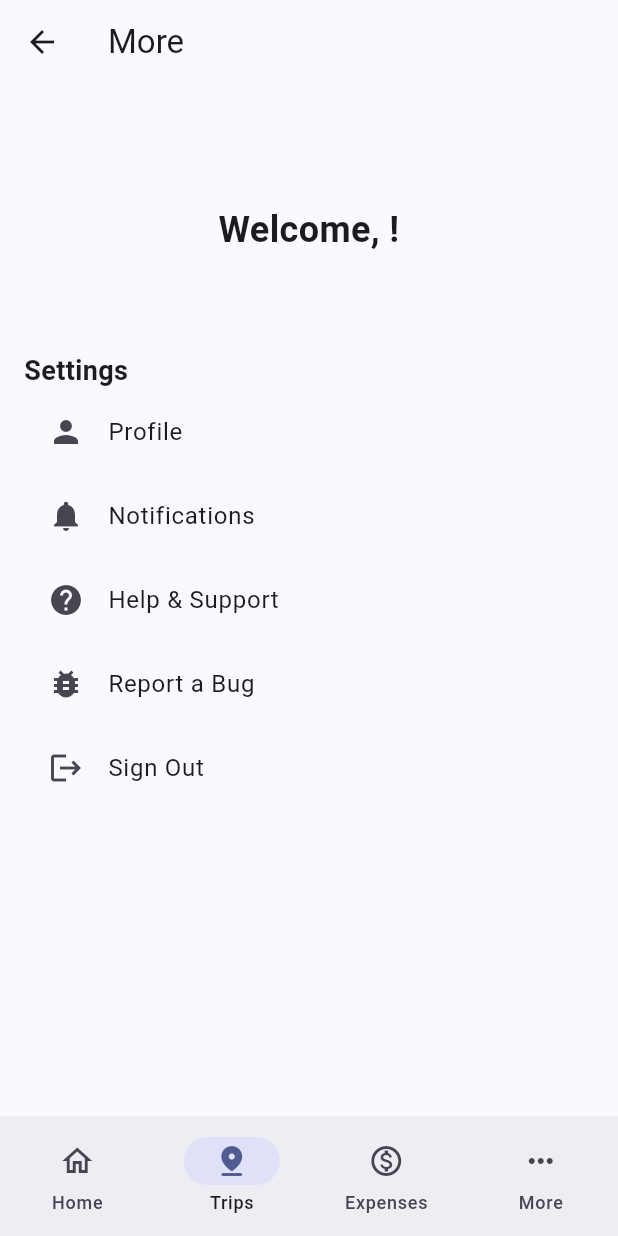
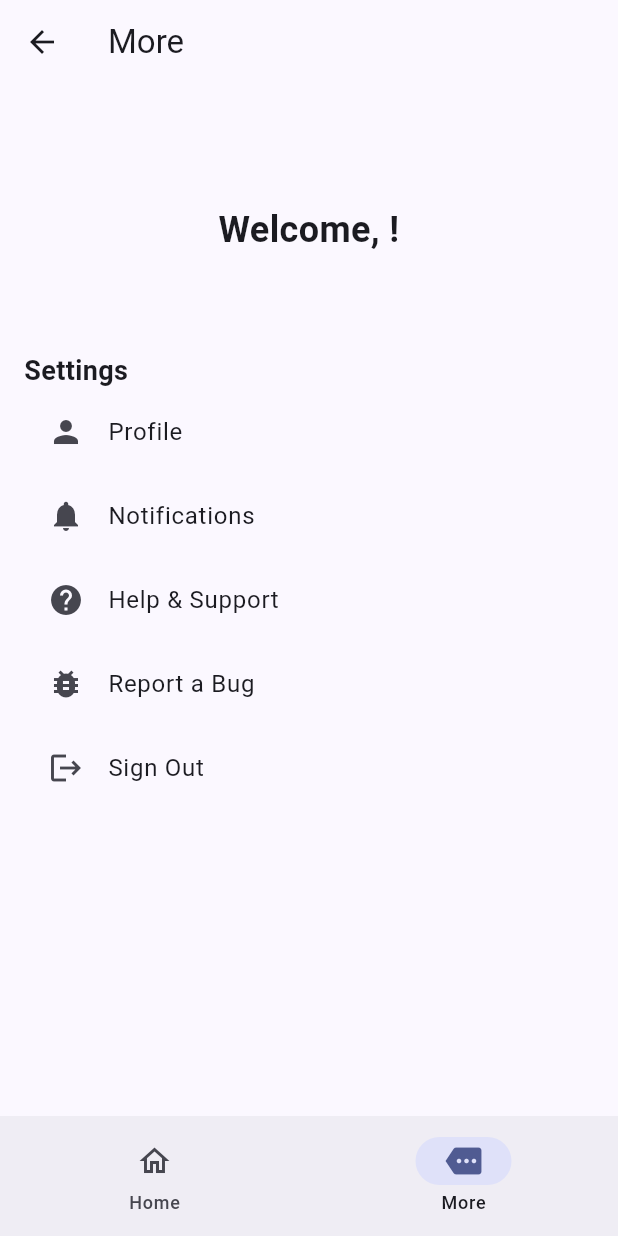
Before and after one commit to donatedsalt/PawfectCare, a Flutter app: the AdminPageController screen opened directly, item 2 of the bottom bar chosen, on a phone screen of 412 x 824 dp. Run offline on Flutter 3.47's test engine with Material 3 defaults, Android fonts, the phone set to English and light mode, and no system bars; our stand-ins replace cloud_firestore, file_picker, firebase_auth, firebase_core, firebase_storage, image_picker and 1 more; accounts and stored records are empty.

Commit message:
feat: code fix-up

```diff
--- a/pawfect_care/lib/controllers/admin_page_controller.dart
+++ b/pawfect_care/lib/controllers/admin_page_controller.dart
@@ -24,6 +24,11 @@ class _AdminPageControllerState extends State<AdminPageController>
   final List<Widget> _floatingActionButtons = const [
     HomePageFloatingActionButton(),
     MorePageFloatingActionButton(),
+  ];
+
+  final List<Widget> _navigationDestination = const [
+    HomePageNavigationDestination(),
+    MorePageNavigationDestination(),
   ];
 
   @override
@@ -59,40 +64,7 @@ class _AdminPageControllerState extends State<AdminPageController>
       onDestinationSelected: (int index) {
         _tabController.animateTo(index);
       },
-      destinations: [
-        NavigationDestination(
-          icon: const Icon(Icons.home_outlined),
-          selectedIcon: Icon(
-            Icons.home_rounded,
-            color: Theme.of(context).colorScheme.primary,
-          ),
-          label: "Home",
-        ),
-        NavigationDestination(
-          icon: const Icon(Icons.pin_drop_outlined),
-          selectedIcon: Icon(
-            Icons.pin_drop_rounded,
-            color: Theme.of(context).colorScheme.primary,
-          ),
-          label: "Trips",
-        ),
-        NavigationDestination(
-          icon: const Icon(Icons.monetization_on_outlined),
-          selectedIcon: Icon(
-            Icons.monetization_on,
-            color: Theme.of(context).colorScheme.primary,
-          ),
-          label: "Expenses",
-        ),
-        NavigationDestination(
-          icon: const Icon(Icons.more_horiz),
-          selectedIcon: Icon(
-            Icons.more,
-            color: Theme.of(context).colorScheme.primary,
-          ),
-          label: "More",
-        ),
-      ],
+      destinations: _navigationDestination,
     );
   }
 }
--- a/pawfect_care/lib/controllers/vet_page_controller.dart
+++ b/pawfect_care/lib/controllers/vet_page_controller.dart
@@ -1,7 +1,7 @@
 import 'package:flutter/material.dart';
-import 'package:pawfect_care/pages/vet/CalendarPage.dart';
-import 'package:pawfect_care/pages/vet/PatientMedicalRecordsPage.dart';
 import 'package:pawfect_care/pages/vet/home_page.dart';
+import 'package:pawfect_care/pages/vet/calendar_page.dart';
+import 'package:pawfect_care/pages/vet/medical_records_page.dart';
 import 'package:pawfect_care/pages/vet/more_page.dart';
 
 class VetPageController extends StatefulWidget {
@@ -18,7 +18,7 @@ class _VetPageControllerState extends State<VetPageController>
   final List<Widget> _pages = const [
     HomePage(),
     CalendarPage(),
-    PatientMedicalRecordsPage(),
+    MedicalRecordsPage(),
     MorePage(),
   ];
 
--- a/pawfect_care/lib/pages/admin/home_page.dart
+++ b/pawfect_care/lib/pages/admin/home_page.dart
@@ -1,5 +1,4 @@
 import 'package:flutter/material.dart';
-import 'package:firebase_auth/firebase_auth.dart';
 
 class HomePageAppBar extends StatelessWidget implements PreferredSizeWidget {
   const HomePageAppBar({super.key});
@@ -18,9 +17,6 @@ class HomePage extends StatelessWidget {
 
   @override
   Widget build(BuildContext context) {
-    final user = FirebaseAuth.instance.currentUser;
-    final userName = user?.displayName ?? 'User';
-
     return ListView(
       padding: const EdgeInsets.all(16),
       children: [
@@ -28,7 +24,7 @@ class HomePage extends StatelessWidget {
         Padding(
           padding: const EdgeInsets.symmetric(vertical: 32),
           child: Text(
-            "Welcome, $userName! User Admin Page",
+            "Admin Home Page",
             textAlign: TextAlign.center,
             style: const TextStyle(fontSize: 24, fontWeight: FontWeight.bold),
           ),
--- a/pawfect_care/lib/pages/shelter/home_page.dart
+++ b/pawfect_care/lib/pages/shelter/home_page.dart
@@ -1,5 +1,4 @@
 import 'package:flutter/material.dart';
-import 'package:firebase_auth/firebase_auth.dart';
 
 class HomePageAppBar extends StatefulWidget implements PreferredSizeWidget {
   const HomePageAppBar({super.key});
@@ -23,9 +22,6 @@ class HomePage extends StatelessWidget {
 
   @override
   Widget build(BuildContext context) {
-    final user = FirebaseAuth.instance.currentUser;
-    final userName = user?.displayName ?? 'User';
-
     return ListView(
       padding: const EdgeInsets.all(16),
       children: [
@@ -33,7 +29,7 @@ class HomePage extends StatelessWidget {
         Padding(
           padding: const EdgeInsets.symmetric(vertical: 32),
           child: Text(
-            "Welcome, $userName! User Shelter Page",
+            "Shelter Home Page",
             textAlign: TextAlign.center,
             style: const TextStyle(fontSize: 24, fontWeight: FontWeight.bold),
           ),
--- a/pawfect_care/lib/pages/store/home_page.dart
+++ b/pawfect_care/lib/pages/store/home_page.dart
@@ -1,5 +1,4 @@
 import 'package:flutter/material.dart';
-import 'package:firebase_auth/firebase_auth.dart';
 
 class HomePageAppBar extends StatefulWidget implements PreferredSizeWidget {
   const HomePageAppBar({super.key});
@@ -23,9 +22,6 @@ class HomePage extends StatelessWidget {
 
   @override
   Widget build(BuildContext context) {
-    final user = FirebaseAuth.instance.currentUser;
-    final userName = user?.displayName ?? 'User';
-
     return ListView(
       padding: const EdgeInsets.all(16),
       children: [
@@ -33,7 +29,7 @@ class HomePage extends StatelessWidget {
         Padding(
           padding: const EdgeInsets.symmetric(vertical: 32),
           child: Text(
-            "Welcome, $userName! Store Home Page",
+            "Store Home Page",
             textAlign: TextAlign.center,
             style: const TextStyle(fontSize: 24, fontWeight: FontWeight.bold),
           ),
--- a/pawfect_care/lib/pages/vet/home_page.dart
+++ b/pawfect_care/lib/pages/vet/home_page.dart
@@ -1,6 +1,7 @@
 import 'package:flutter/material.dart';
+import 'package:firebase_auth/firebase_auth.dart';
 import 'package:cloud_firestore/cloud_firestore.dart';
-import 'package:firebase_auth/firebase_auth.dart';
+
 import 'package:pawfect_care/pages/vet/add_patient_page.dart';
 import 'package:pawfect_care/pages/vet/appointments_detail_page.dart';
 import 'package:pawfect_care/pages/vet/new_appointment_page.dart';
--- a/pawfect_care/lib/pages/vet/new_appointment_page.dart
+++ b/pawfect_care/lib/pages/vet/new_appointment_page.dart
@@ -1,7 +1,8 @@
 import 'package:flutter/material.dart';
+import 'package:firebase_auth/firebase_auth.dart';
 import 'package:cloud_firestore/cloud_firestore.dart';
-import 'package:firebase_auth/firebase_auth.dart';
-import 'home_page.dart'; // For BrandColors
+
+import 'package:pawfect_care/pages/vet/home_page.dart';
 
 class NewAppointmentPage extends StatefulWidget {
   const NewAppointmentPage({super.key});
```
Also changed, not shown: pawfect_care/lib/controllers/shelter_page_controller.dart (+6 -34 lines), pawfect_care/lib/controllers/store_page_controller.dart (+6 -34 lines), pawfect_care/lib/pages/vet/add_patient_page.dart (+41 -17 lines), pawfect_care/lib/pages/vet/appointments_detail_page.dart (+25 -59 lines), pawfect_care/lib/pages/vet/medical_records_page.dart (renamed from pawfect_care/lib/pages/vet/PatientMedicalRecordsPage.dart, +4 -5 lines), pawfect_care/lib/pages/vet/more_page.dart (+33 -12 lines), pawfect_care/lib/pages/vet/patients_detail_page.dart (+22 -10 lines), pawfect_care/lib/pages/vet/reports_page.dart (+19 -19 lines), pawfect_care/pubspec.yaml (+2 -51 lines), pawfect_care/lib/pages/vet/calendar_page.dart (renamed from pawfect_care/lib/pages/vet/CalendarPage.dart), pawfect_care/pubspec.lock.
